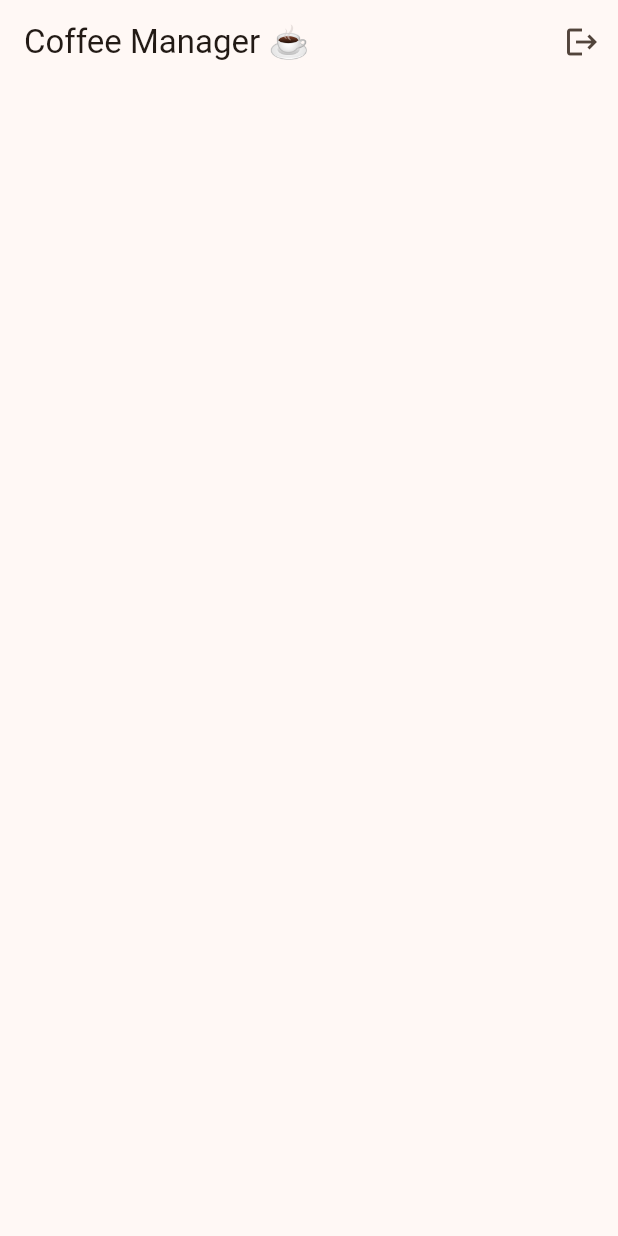
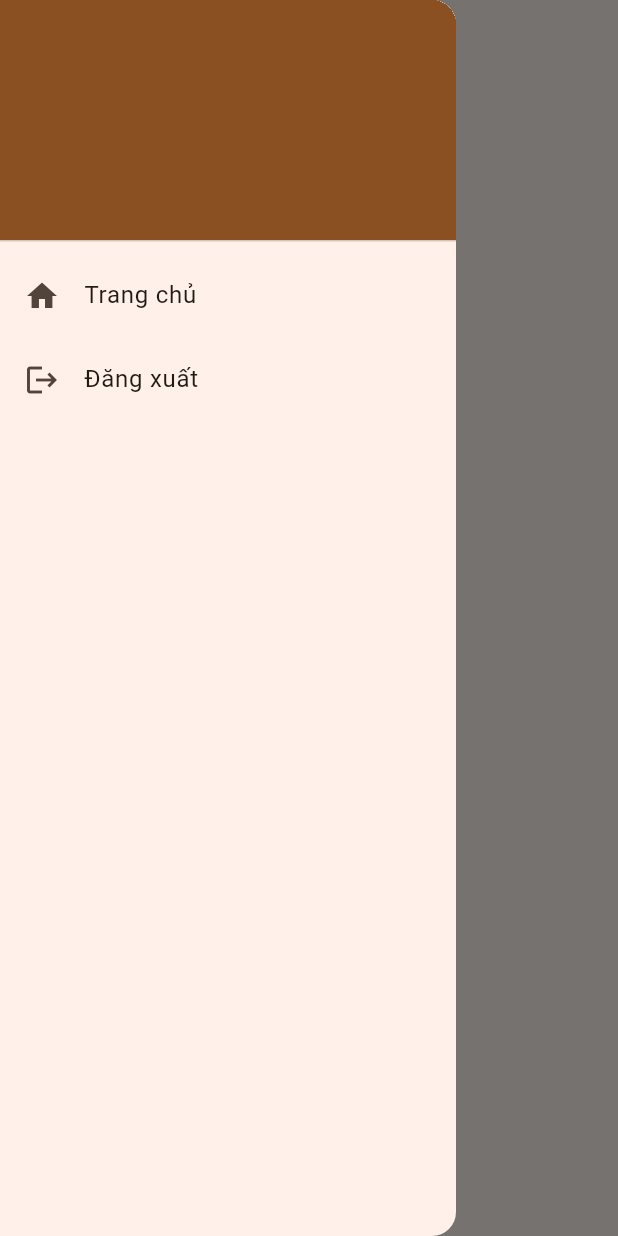
Before and after one commit to phat-hub/coffee_management_app, a Flutter app: the HomeScreen screen opened by its route, with the side drawer open (before the commit the screen has no drawer), on a phone screen of 412 x 824 dp. Run offline on Flutter 3.47's test engine with Material 3 defaults, Android fonts, the phone set to English and light mode, and no system bars; our stand-ins replace flutter_dotenv, go_router, pocketbase, shared_preferences; accounts and stored records are empty.

Commit message:
Xay dung drawer

```diff
--- a/lib/ui/home/home_screen.dart
+++ b/lib/ui/home/home_screen.dart
@@ -1,3 +1,4 @@
+import 'package:ct484_project/ui/shared/app_drawer.dart';
 import 'package:flutter/material.dart';
 import 'package:provider/provider.dart';
 import '../../manager/auth_manager.dart';
@@ -7,20 +8,9 @@ class HomeScreen extends StatelessWidget {
 
   @override
   Widget build(BuildContext context) {
-    final auth = context.watch<AuthManager>();
-
     return Scaffold(
-      appBar: AppBar(
-        title: const Text("Coffee Manager ☕"),
-        actions: [
-          IconButton(
-            icon: const Icon(Icons.logout),
-            onPressed: () {
-              auth.logout();
-            },
-          ),
-        ],
-      ),
+      appBar: AppBar(title: const Text("Coffee Manager ☕")),
+      drawer: const AppDrawer(),
     );
   }
 }
--- /dev/null
+++ b/lib/ui/shared/app_drawer.dart
@@ -0,0 +1,74 @@
+import 'package:flutter/material.dart';
+import 'package:go_router/go_router.dart';
+import 'package:provider/provider.dart';
+import '../../manager/auth_manager.dart';
+
+class AppDrawer extends StatelessWidget {
+  const AppDrawer({Key? key}) : super(key: key);
+
+  @override
+  Widget build(BuildContext context) {
+    final authManager = Provider.of<AuthManager>(context);
+
+    if (authManager.isAuth) {
+      final user = authManager.user!;
+
+      return Drawer(
+        child: ListView(
+          padding: EdgeInsets.zero,
+          children: [
+            DrawerHeader(
+              decoration: BoxDecoration(color: Theme.of(context).primaryColor),
+              child: Column(
+                crossAxisAlignment: CrossAxisAlignment.start,
+                mainAxisAlignment: MainAxisAlignment.center,
+                children: [
+                  Text(
+                    user.name,
+                    style: const TextStyle(
+                      fontSize: 20,
+                      fontWeight: FontWeight.bold,
+                      color: Colors.black,
+                    ),
+                  ),
+                  const SizedBox(height: 8),
+                  Text(
+                    user.phoneNumber,
+                    style: const TextStyle(color: Colors.black),
+                  ),
+                  const SizedBox(height: 5),
+                  Text(user.email, style: const TextStyle(color: Colors.black)),
+                ],
+              ),
+            ),
+
+            ListTile(
+              leading: const Icon(Icons.home),
+              title: const Text('Trang chủ'),
+              onTap: () {
+                context.go('/home');
+              },
+            ),
+
+            if (user.role == 'owner')
+              ListTile(
+                leading: const Icon(Icons.edit),
+                title: const Text('Quản lý nhân viên'),
+                onTap: () {},
+              ),
+
+            ListTile(
+              leading: const Icon(Icons.logout),
+              title: const Text('Đăng xuất'),
+              onTap: () {
+                context.read<AuthManager>().logout();
+              },
+            ),
+          ],
+        ),
+      );
+    } else {
+      return const Center(child: CircularProgressIndicator());
+    }
+  }
+}
```
